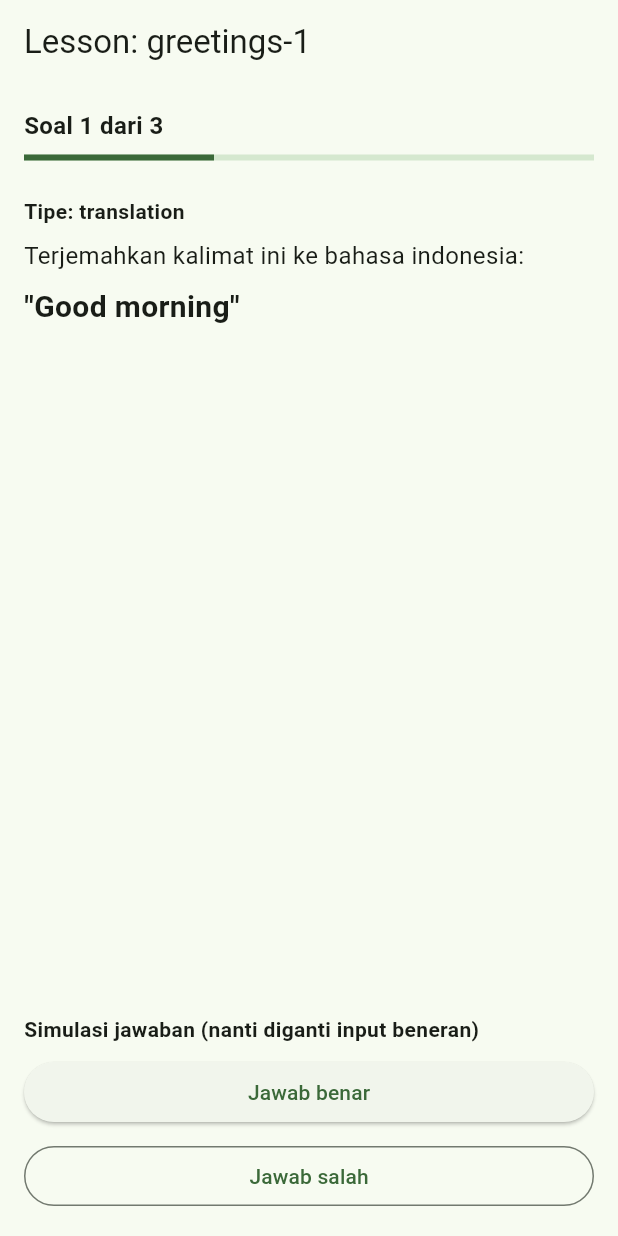
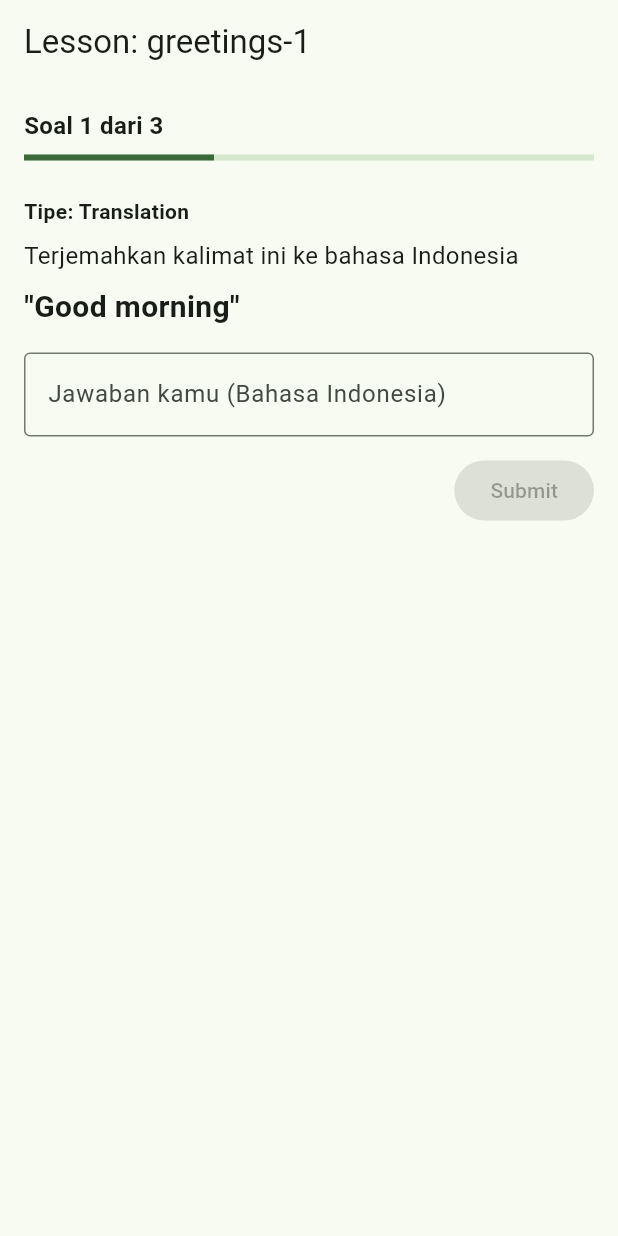
Before and after one commit to r021n/mini_duolingo, a Flutter app: the screen it shows after launch, after a tap on "Lihat lessons", after a tap on "Greetings 1", on a phone screen of 412 x 824 dp. Run offline on Flutter 3.47's test engine with Material 3 defaults, Android fonts, the phone set to English and light mode, and no system bars; our stand-ins replace flutter_riverpod, go_router.

Commit message:
feat: implement exercise page for displaying lesson questions, tracking progress, and showing results.

```diff
--- a/lib/features/exercise/presentation/exercise_page.dart
+++ b/lib/features/exercise/presentation/exercise_page.dart
@@ -4,6 +4,7 @@ import 'package:go_router/go_router.dart';
 import 'package:mini_duolingo/data/lesson_providers.dart';
 import 'package:mini_duolingo/data/models/exercise.dart';
 import 'package:mini_duolingo/features/exercise/application/exercise_controller.dart';
+import 'package:mini_duolingo/features/exercise/presentation/widgets/translation_exercise_view.dart';
 
 class ExercisePage extends ConsumerWidget {
   final String lessonId;
@@ -14,7 +15,7 @@ class ExercisePage extends ConsumerWidget {
   Widget build(BuildContext context, WidgetRef ref) {
     final lessonAsync = ref.watch(lessonByIdProvider(lessonId));
     final exerciseState = ref.watch(exerciseControllerProvider);
-    final exerciseController = ref.watch(exerciseControllerProvider.notifier);
+    final exerciseController = ref.read(exerciseControllerProvider.notifier);
 
     return Scaffold(
       appBar: AppBar(title: Text('Lesson: $lessonId')),
@@ -25,7 +26,7 @@ class ExercisePage extends ConsumerWidget {
           }
 
           if (lesson.exercises.isEmpty) {
-            return const Center(child: Text('Lesson ini belum punya soal'));
+            return const Center(child: Text('Lesson ini belum punya soal.'));
           }
 
           final totalQuestions = lesson.exercises.length;
@@ -62,11 +63,16 @@ class ExercisePage extends ConsumerWidget {
                 ),
                 const SizedBox(height: 24),
 
-                _buildExerciseContent(currentExercise),
+                _buildExerciseContent(currentExercise, exerciseState, (
+                  isCorrect,
+                ) {
+                  exerciseController.submitAnswer(isCorrect: isCorrect);
+                }),
 
                 const Spacer(),
 
-                if (exerciseState.status == ExerciseRunStatus.answering)
+                if (exerciseState.status == ExerciseRunStatus.answering &&
+                    currentExercise.type != ExerciseType.translation)
                   Column(
                     crossAxisAlignment: CrossAxisAlignment.stretch,
                     children: [
@@ -105,7 +111,7 @@ class ExercisePage extends ConsumerWidget {
                           );
                         },
                         child: Text(
-                          exerciseState.currentIndex == totalQuestions - 1
+                          currentIndex == totalQuestions - 1
                               ? "Lihat Hasil"
                               : "Soal Berikutnya",
                         ),
@@ -123,28 +129,19 @@ class ExercisePage extends ConsumerWidget {
     );
   }
 
-  Widget _buildExerciseContent(Exercise exercise) {
+  Widget _buildExerciseContent(
+    Exercise exercise,
+    ExerciseState exerciseState,
+    void Function(bool isCorrect) onSubmit,
+  ) {
     switch (exercise.type) {
       case ExerciseType.translation:
-        final data = exercise.translation;
-        return Column(
-          crossAxisAlignment: CrossAxisAlignment.start,
-          children: [
-            const Text(
-              'Tipe: translation',
-              style: TextStyle(fontWeight: FontWeight.bold),
-            ),
-            const SizedBox(height: 8),
-            const Text(
-              'Terjemahkan kalimat ini ke bahasa indonesia:',
-              style: TextStyle(fontSize: 16),
-            ),
-            const SizedBox(height: 8),
-            Text(
-              '"${data?.prompt ?? '-'}"',
-              style: const TextStyle(fontSize: 20, fontWeight: FontWeight.bold),
-            ),
-          ],
+        final data = exercise.translation!;
+        return TranslationExerciseView(
+          key: ValueKey(exercise.id),
+          data: data,
+          state: exerciseState,
+          onSubmit: onSubmit,
         );
 
       case ExerciseType.wordTiles:
```
